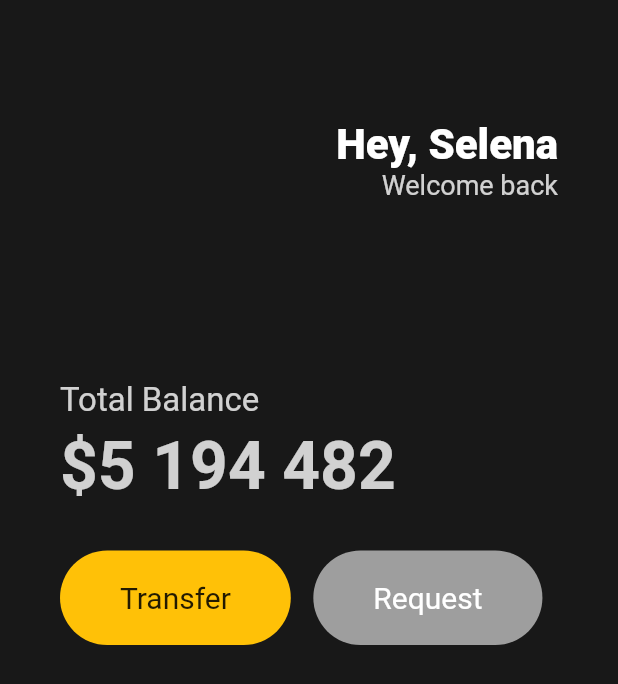
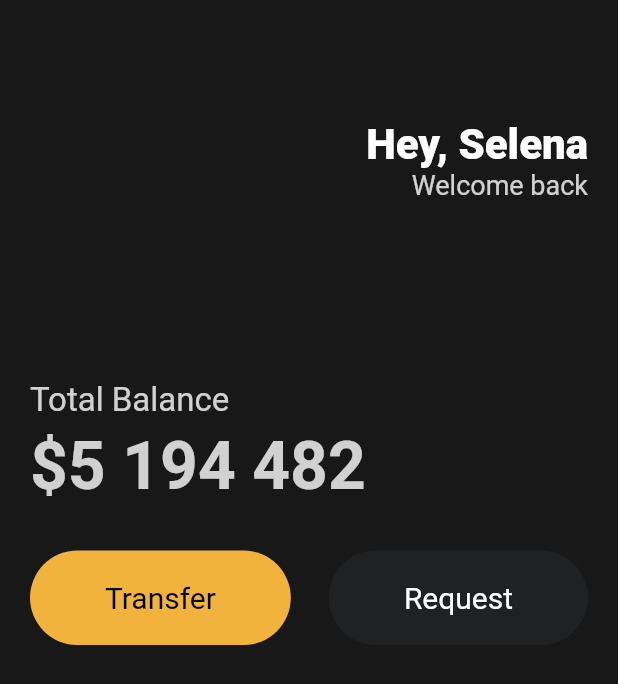
Before and after one commit to YJKimSleepyWorker/toonflix, a Flutter app: the screen it shows after launch, on a phone screen of 412 x 824 dp. Shown: the top 684 px of the screen. Run offline on Flutter 3.47's test engine with Material 2 defaults, Android fonts, the phone set to English and light mode, and no system bars.

Commit message:
위젯 재사용

```diff
--- a/lib/main.dart
+++ b/lib/main.dart
@@ -59,6 +59,7 @@ class App extends StatelessWidget{
 //위젯모드를 선택하면 클릭을 통해서 위젯의 포함관계를 알 수 있음
 //show guidelines에서는 모든 위젯의 가이드라인을 보여줌
 import 'package:flutter/material.dart';
+import 'package:toonflix/widgets/button.dart';
 
 void main() {
   runApp(App());
@@ -74,7 +75,7 @@ class App extends StatelessWidget{
         body: Padding(
           //padding: EdgeInsets.all(10), 전부 10씩 주는것
           //padding: EdgeInsets.only(right: 40), //상하좌우중 한가지를 구체적으로 정할 수 있는 only
-          padding: const EdgeInsets.symmetric(horizontal: 40), //수직패딩과 수평패딩 지정가능
+          padding: const EdgeInsets.symmetric(horizontal: 20), //수직패딩과 수평패딩 지정가능
           child: Column(
             crossAxisAlignment: CrossAxisAlignment.start,
             children: [
@@ -138,40 +139,16 @@ class App extends StatelessWidget{
                 height: 30,
               ),
               Row(
-                children: [
-                  Container(
-                    decoration: BoxDecoration(
-                        color: Colors.amber,
-                        borderRadius: BorderRadius.circular(55)),
-                    child: const Padding(
-                      padding: EdgeInsets.symmetric(
-                        vertical: 20,
-                        horizontal: 40,
-                      ),
-                      child: Text(
-                        'Transfer',
-                        style: TextStyle(fontSize: 20),
-                      ),
-                    ),
-                  ),
-                  const SizedBox(
-                    width: 15,
-                  ),
-                  Container(
-                    decoration: BoxDecoration(
-                        color: Colors.grey,
-                        borderRadius: BorderRadius.circular(55)),
-                    child: const Padding(
-                      padding: EdgeInsets.symmetric(
-                        vertical: 20,
-                        horizontal: 40,
-                      ),
-                      child: Text(
-                        'Request',
-                        style: TextStyle(fontSize: 20, color: Colors.white),
-                      ),
-                    ),
-                  )
+                mainAxisAlignment: MainAxisAlignment.spaceBetween,
+                children: const [
+                  Button(
+                      text: 'Transfer',
+                      bgColor: Color(0xFFF1B33B),
+                      textColor: Colors.black),
+                  Button(
+                      text: 'Request',
+                      bgColor: Color(0xFF1F2123),
+                      textColor: Colors.white),
                 ],
               )
             ],
--- /dev/null
+++ b/lib/widgets/button.dart
@@ -0,0 +1,34 @@
+//위젯 재사용,컴포넌트화
+//마우스 우클릭 -> Refactor -> Extract Flutter Widget
+import 'package:flutter/cupertino.dart';
+import 'package:flutter/material.dart';
+
+class Button extends StatelessWidget {
+  final String text;
+  final Color bgColor;
+  final Color textColor;
+
+  const Button(
+      {super.key,
+      required this.text,
+      required this.bgColor,
+      required this.textColor});
+
+  @override
+  Widget build(BuildContext context) {
+    return Container(
+      decoration: BoxDecoration(
+          color: bgColor, borderRadius: BorderRadius.circular(55)),
+      child: Padding(
+        padding: const EdgeInsets.symmetric(
+          vertical: 20,
+          horizontal: 50,
+        ),
+        child: Text(
+          text,
+          style: TextStyle(fontSize: 20, color: textColor),
+        ),
+      ),
+    );
+  }
+}
```
